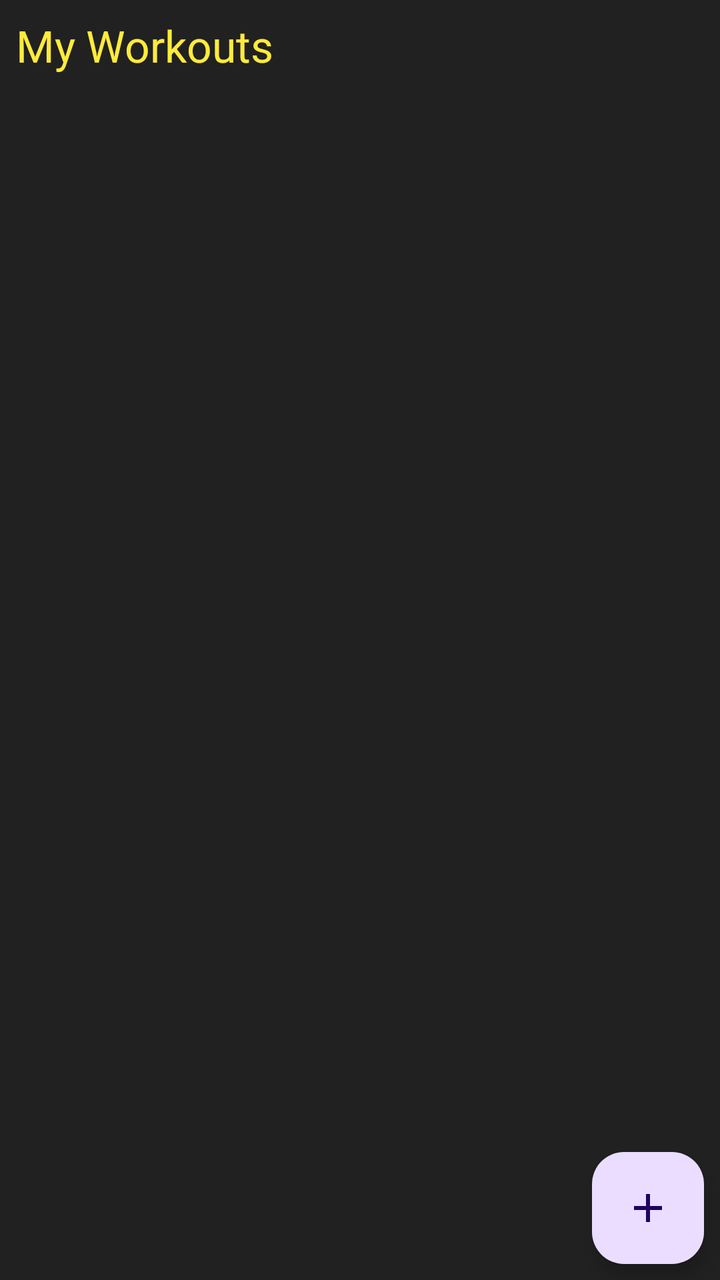
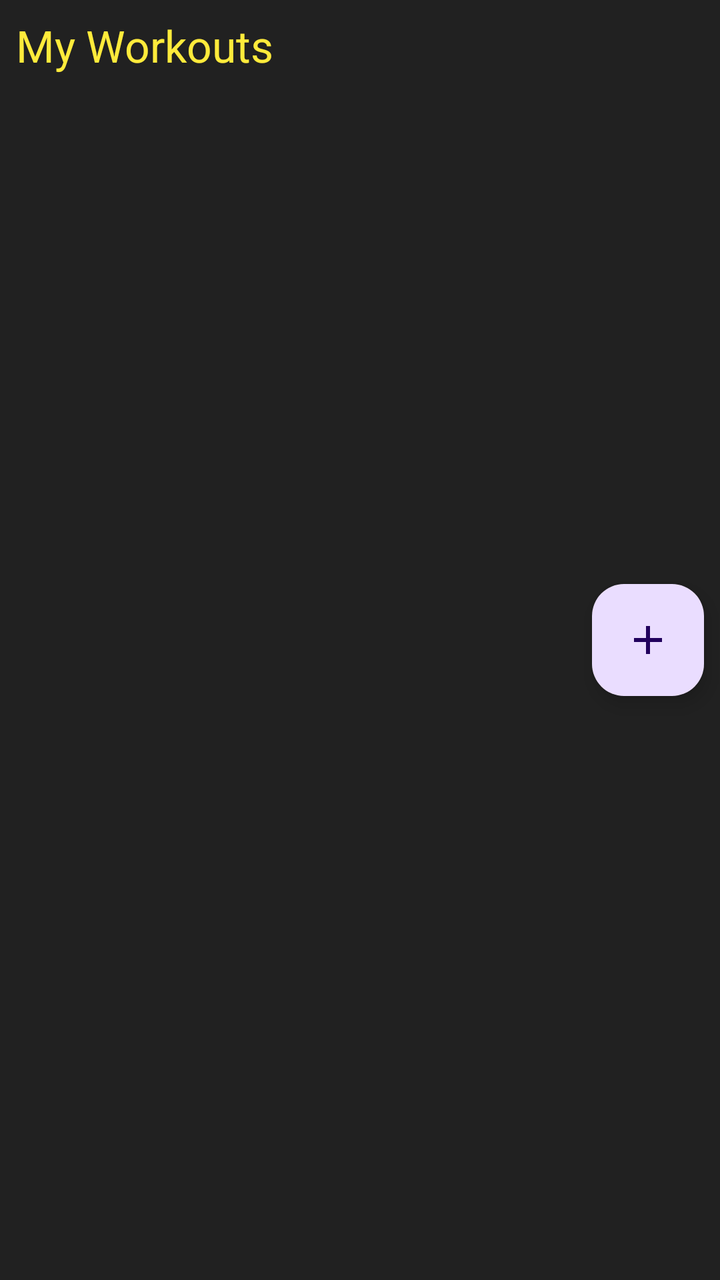

Compare the two renders of this Android layout. The source of the first and the diff that turns it into the second are given below.
<!-- AndroidManifest.xml: application theme Theme.MyFit -->
<!-- res/layout/fragment_workout.xml -->
<?xml version="1.0" encoding="utf-8"?>
<androidx.constraintlayout.widget.ConstraintLayout xmlns:android="http://schemas.android.com/apk/res/android"
    xmlns:tools="http://schemas.android.com/tools"
    android:layout_width="match_parent"
    android:layout_height="match_parent"
    xmlns:app="http://schemas.android.com/apk/res-auto"
    tools:context=".ui.workout.WorkoutFragment">

    
    <TextView
        android:id="@+id/workoutTitle"
        android:layout_width="0dp"
        android:layout_height="wrap_content"
        android:text="@string/my_workouts"
        android:textSize="@dimen/text_size_h1"
        android:textColor="@color/yellowAccent"
        android:padding="@dimen/card_margin"
        app:layout_constraintTop_toTopOf="parent"
        app:layout_constraintStart_toStartOf="parent"
        app:layout_constraintEnd_toEndOf="parent"
         />


    <androidx.recyclerview.widget.RecyclerView
        android:id="@+id/workoutRecycler"
        android:layout_width="0dp"
        android:layout_height="0dp"
        android:paddingBottom="@dimen/fragment_padding"
        app:layout_constraintBottom_toBottomOf="parent"
        app:layout_constraintStart_toStartOf="parent"
        app:layout_constraintEnd_toEndOf="parent"
        app:layout_constraintTop_toBottomOf="@id/workoutTitle" />

    <com.google.android.material.floatingactionbutton.FloatingActionButton
        android:id="@+id/addWorkoutFab"
        android:layout_width="wrap_content"
        android:layout_height="wrap_content"
        android:contentDescription="@string/add_workout"
        android:src="@drawable/add_icon"
        app:layout_constraintBottom_toBottomOf="parent"
        app:layout_constraintEnd_toEndOf="parent"
        android:layout_margin="@dimen/card_margin"/>

</androidx.constraintlayout.widget.ConstraintLayout>
<!-- resources referenced by this layout -->
<resources>
  <color name="yellowAccent">#FFEB3B</color>
  <dimen name="card_margin">8dp</dimen>
  <dimen name="fragment_padding">16dp</dimen>
  <dimen name="text_size_h1">22sp</dimen>
  <!-- drawable add_icon (drawable) -->
  <vector xmlns:android="http://schemas.android.com/apk/res/android"
      android:width="24dp"
      android:height="24dp"
      android:viewportWidth="960"
      android:viewportHeight="960">
    <path
        android:pathData="M440,520L200,520v-80h240v-240h80v240h240v80L520,520v240h-80v-240Z"
        android:fillColor="#e3e3e3"/>
  </vector>
  <string name="add_workout">Add Workout</string>
  <string name="my_workouts">My Workouts</string>
  <style name="Theme.MyFit" parent="Base.Theme.MyFit" />
  <style name="Base.Theme.MyFit" parent="Theme.Material3.DayNight.NoActionBar">
  
          
          <item name="colorPrimary">@color/yellowAccent</item>
          <item name="colorPrimaryVariant">@color/yellowAccentDark</item>
          <item name="colorOnPrimary">@android:color/black</item>
  
          
          <item name="android:windowBackground">@color/darkGreyBackground</item>
  
          
          <item name="colorSecondary">@color/yellowAccent</item>
          <item name="colorOnSecondary">@android:color/black</item>
  
          
          <item name="android:textColorPrimary">@android:color/white</item>
          <item name="android:textColorSecondary">@android:color/darker_gray</item>
  
      </style>
  <color name="yellowAccentDark">#FBC02D</color>
  <color name="darkGreyBackground">#212121</color>
</resources>

<!-- the commit's change to res/layout/fragment_workout.xml (unified diff, before → after) -->
@@ -4,9 +4,9 @@
     android:layout_width="match_parent"
     android:layout_height="match_parent"
     xmlns:app="http://schemas.android.com/apk/res-auto"
-    tools:context=".ui.workout.WorkoutFragment">
+    tools:context=".ui.workout.WorkoutFragment"
+    android:layout_marginBottom="100dp">
 
-    
     <TextView
         android:id="@+id/workoutTitle"
         android:layout_width="0dp"
@@ -38,7 +38,9 @@
         android:contentDescription="@string/add_workout"
         android:src="@drawable/add_icon"
         app:layout_constraintBottom_toBottomOf="parent"
+        app:layout_constraintTop_toTopOf="parent"
         app:layout_constraintEnd_toEndOf="parent"
-        android:layout_margin="@dimen/card_margin"/>
+        android:layout_margin="@dimen/card_margin"
+        android:layout_marginBottom="@dimen/fragment_padding"/>
 
 </androidx.constraintlayout.widget.ConstraintLayout>
